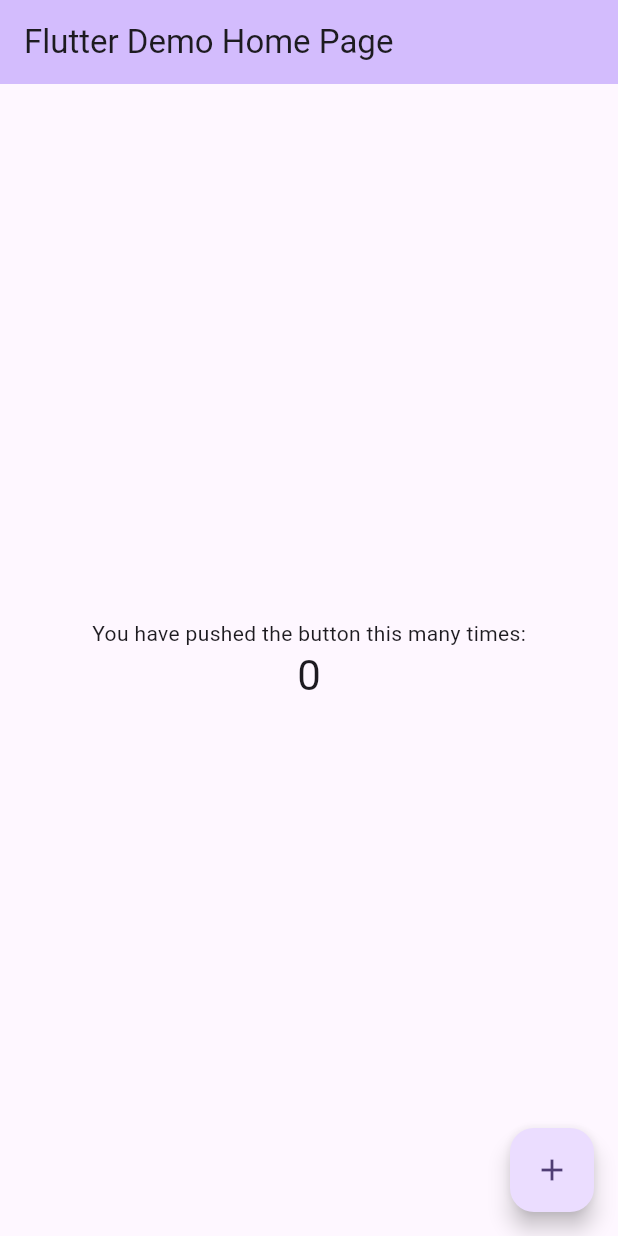
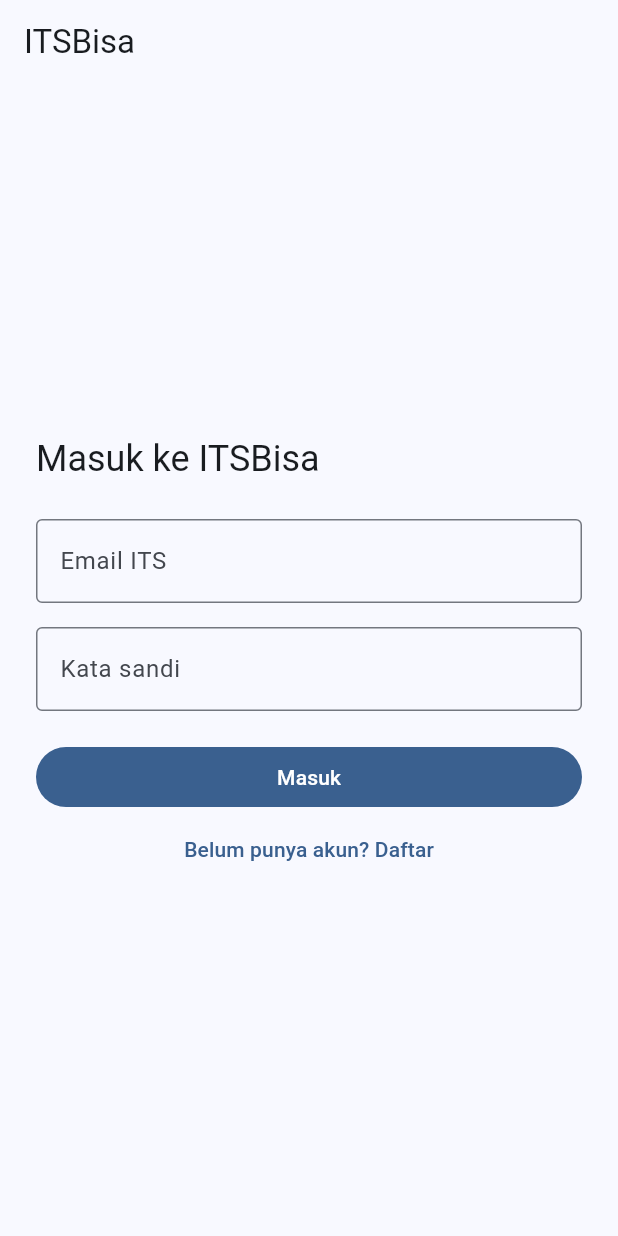
Before and after one commit to rfsyhmmm/ITSbisa-06-a, a Flutter app: the screen it shows after launch, on a phone screen of 412 x 824 dp. Run offline on Flutter 3.47's test engine with Material 3 defaults, Android fonts, the phone set to English and light mode, and no system bars; our stand-ins replace supabase_flutter; accounts and stored records are empty.

Commit message:
simple register, email, and login

```diff
--- a/lib/main.dart
+++ b/lib/main.dart
@@ -1,121 +1,204 @@
 import 'package:flutter/material.dart';
+import 'package:supabase_flutter/supabase_flutter.dart';
 
-void main() {
+Future<void> main() async {
+  WidgetsFlutterBinding.ensureInitialized();
+  await Supabase.initialize(
+    url: 'https://qiapjprevekcaedrvqfk.supabase.co',
+    publishableKey: 'sb_publishable_PCcsY19B8SWNajYdclRvUg_h1hKMoi9',
+  );
   runApp(const MyApp());
 }
 
 class MyApp extends StatelessWidget {
   const MyApp({super.key});
 
-  // This widget is the root of your application.
   @override
   Widget build(BuildContext context) {
+    final auth = Supabase.instance.client.auth;
+
     return MaterialApp(
-      title: 'Flutter Demo',
+      title: 'ITSBisa',
+      debugShowCheckedModeBanner: false,
       theme: ThemeData(
-        // This is the theme of your application.
-        //
-        // TRY THIS: Try running your application with "flutter run". You'll see
-        // the application has a purple toolbar. Then, without quitting the app,
-        // try changing the seedColor in the colorScheme below to Colors.green
-        // and then invoke "hot reload" (save your changes or press the "hot
-        // reload" button in a Flutter-supported IDE, or press "r" if you used
-        // the command line to start the app).
-        //
-        // Notice that the counter didn't reset back to zero; the application
-        // state is not lost during the reload. To reset the state, use hot
-        // restart instead.
-        //
-        // This works for code too, not just values: Most code changes can be
-        // tested with just a hot reload.
-        colorScheme: .fromSeed(seedColor: Colors.deepPurple),
+        colorScheme: ColorScheme.fromSeed(seedColor: const Color(0xFF174A7E)),
       ),
-      home: const MyHomePage(title: 'Flutter Demo Home Page'),
+      home: StreamBuilder<AuthState>(
+        stream: auth.onAuthStateChange,
+        builder: (context, snapshot) {
+          final user = auth.currentSession?.user;
+
+          if (user == null) return const AuthPage();
+
+          return Scaffold(
+            appBar: AppBar(title: const Text('ITSBisa')),
+            body: Center(
+              child: Column(
+                mainAxisSize: MainAxisSize.min,
+                children: [
+                  const Text('Berhasil masuk'),
+                  Text(user.email ?? ''),
+                  const SizedBox(height: 16),
+                  OutlinedButton(
+                    onPressed: () async {
+                      try {
+                        await auth.signOut();
+                      } catch (_) {
+                        if (!context.mounted) return;
+                        ScaffoldMessenger.of(context).showSnackBar(
+                          const SnackBar(
+                            content: Text('Gagal keluar. Coba lagi.'),
+                          ),
+                        );
+                      }
+                    },
+                    child: const Text('Keluar'),
+                  ),
+                ],
+              ),
+            ),
+          );
+        },
+      ),
     );
   }
 }
 
-class MyHomePage extends StatefulWidget {
-  const MyHomePage({super.key, required this.title});
-
-  // This widget is the home page of your application. It is stateful, meaning
-  // that it has a State object (defined below) that contains fields that affect
-  // how it looks.
-
-  // This class is the configuration for the state. It holds the values (in this
-  // case the title) provided by the parent (in this case the App widget) and
-  // used by the build method of the State. Fields in a Widget subclass are
-  // always marked "final".
-
-  final String title;
+class AuthPage extends StatefulWidget {
+  const AuthPage({super.key});
 
   @override
-  State<MyHomePage> createState() => _MyHomePageState();
+  State<AuthPage> createState() => _AuthPageState();
 }
 
-class _MyHomePageState extends State<MyHomePage> {
-  int _counter = 0;
+class _AuthPageState extends State<AuthPage> {
+  final _formKey = GlobalKey<FormState>();
+  final _email = TextEditingController();
+  final _password = TextEditingController();
 
-  void _incrementCounter() {
-    setState(() {
-      // This call to setState tells the Flutter framework that something has
-      // changed in this State, which causes it to rerun the build method below
-      // so that the display can reflect the updated values. If we changed
-      // _counter without calling setState(), then the build method would not be
-      // called again, and so nothing would appear to happen.
-      _counter++;
-    });
+  final _itsEmail = RegExp(
+    r'^[^@\s]+@(its\.ac\.id|student\.its\.ac\.id)$',
+    caseSensitive: false,
+  );
+
+  bool _isRegistering = false;
+  bool _isLoading = false;
+
+  @override
+  void dispose() {
+    _email.dispose();
+    _password.dispose();
+    super.dispose();
+  }
+
+  Future<void> _submit() async {
+    if (_isLoading || !_formKey.currentState!.validate()) return;
+
+    final auth = Supabase.instance.client.auth;
+    final email = _email.text.trim().toLowerCase();
+    final password = _password.text;
+
+    setState(() => _isLoading = true);
+
+    try {
+      if (_isRegistering) {
+        final result = await auth.signUp(email: email, password: password);
+
+        if (!mounted || result.session != null) return;
+        _password.clear();
+        setState(() => _isRegistering = false);
+        _showMessage('Cek email ITS untuk konfirmasi, lalu masuk kembali.');
+      } else {
+        await auth.signInWithPassword(email: email, password: password);
+      }
+    } on AuthException catch (error) {
+      if (mounted) _showMessage(error.message);
+    } catch (_) {
+      if (mounted) _showMessage('Permintaan gagal. Coba lagi.');
+    } finally {
+      if (mounted) setState(() => _isLoading = false);
+    }
+  }
+
+  void _showMessage(String message) {
+    ScaffoldMessenger.of(context)
+        .showSnackBar(SnackBar(content: Text(message)));
   }
 
   @override
   Widget build(BuildContext context) {
-    // This method is rerun every time setState is called, for instance as done
-    // by the _incrementCounter method above.
-    //
-    // The Flutter framework has been optimized to make rerunning build methods
-    // fast, so that you can just rebuild anything that needs updating rather
-    // than having to individually change instances of widgets.
+    final action = _isRegistering ? 'Daftar' : 'Masuk';
+
     return Scaffold(
-      appBar: AppBar(
-        // TRY THIS: Try changing the color here to a specific color (to
-        // Colors.amber, perhaps?) and trigger a hot reload to see the AppBar
-        // change color while the other colors stay the same.
-        backgroundColor: Theme.of(context).colorScheme.inversePrimary,
-        // Here we take the value from the MyHomePage object that was created by
-        // the App.build method, and use it to set our appbar title.
-        title: Text(widget.title),
-      ),
+      appBar: AppBar(title: const Text('ITSBisa')),
       body: Center(
-        // Center is a layout widget. It takes a single child and positions it
-        // in the middle of the parent.
-        child: Column(
-          // Column is also a layout widget. It takes a list of children and
-          // arranges them vertically. By default, it sizes itself to fit its
-          // children horizontally, and tries to be as tall as its parent.
-          //
-          // Column has various properties to control how it sizes itself and
-          // how it positions its children. Here we use mainAxisAlignment to
-          // center the children vertically; the main axis here is the vertical
-          // axis because Columns are vertical (the cross axis would be
-          // horizontal).
-          //
-          // TRY THIS: Invoke "debug painting" (choose the "Toggle Debug Paint"
-          // action in the IDE, or press "p" in the console), to see the
-          // wireframe for each widget.
-          mainAxisAlignment: .center,
-          children: [
-            const Text('You have pushed the button this many times:'),
-            Text(
-              '$_counter',
-              style: Theme.of(context).textTheme.headlineMedium,
+        child: SingleChildScrollView(
+          padding: const EdgeInsets.all(24),
+          child: ConstrainedBox(
+            constraints: const BoxConstraints(maxWidth: 400),
+            child: Form(
+              key: _formKey,
+              child: Column(
+                crossAxisAlignment: CrossAxisAlignment.stretch,
+                children: [
+                  Text(
+                    '$action ke ITSBisa',
+                    style: Theme.of(context).textTheme.headlineSmall,
+                  ),
+                  const SizedBox(height: 24),
+                  TextFormField(
+                    controller: _email,
+                    keyboardType: TextInputType.emailAddress,
+                    enabled: !_isLoading,
+                    decoration: const InputDecoration(
+                      labelText: 'Email ITS',
+                      border: OutlineInputBorder(),
+                    ),
+                    validator: (value) {
+                      if (!_itsEmail.hasMatch((value ?? '').trim())) {
+                        return 'Gunakan email @its.ac.id atau @student.its.ac.id.';
+                      }
+                      return null;
+                    },
+                  ),
+                  const SizedBox(height: 16),
+                  TextFormField(
+                    controller: _password,
+                    obscureText: true,
+                    enabled: !_isLoading,
+                    decoration: const InputDecoration(
+                      labelText: 'Kata sandi',
+                      border: OutlineInputBorder(),
+                    ),
+                    validator: (value) {
+                      if (value == null || value.isEmpty) {
+                        return 'Isi kata sandi.';
+                      }
+                      return null;
+                    },
+                  ),
+                  const SizedBox(height: 20),
+                  FilledButton(
+                    onPressed: _isLoading ? null : _submit,
+                    child: Text(_isLoading ? 'Memproses…' : action),
+                  ),
+                  TextButton(
+                    onPressed: _isLoading
+                        ? null
+                        : () {
+                            setState(() => _isRegistering = !_isRegistering);
+                          },
+                    child: Text(
+                      _isRegistering
+                          ? 'Sudah punya akun? Masuk'
+                          : 'Belum punya akun? Daftar',
+                    ),
+                  ),
+                ],
+              ),
             ),
-          ],
+          ),
         ),
-      ),
-      floatingActionButton: FloatingActionButton(
-        onPressed: _incrementCounter,
-        tooltip: 'Increment',
-        child: const Icon(Icons.add),
       ),
     );
   }
--- a/pubspec.yaml
+++ b/pubspec.yaml
@@ -2,7 +2,7 @@ name: itsbisa
 description: "A new Flutter project."
 # The following line prevents the package from being accidentally published to
 # pub.dev using `flutter pub publish`. This is preferred for private packages.
-publish_to: 'none' # Remove this line if you wish to publish to pub.dev
+publish_to: "none" # Remove this line if you wish to publish to pub.dev
 
 # The following defines the version and build number for your application.
 # A version number is three numbers separated by dots, like 1.2.43
@@ -34,6 +34,7 @@ dependencies:
   # The following adds the Cupertino Icons font to your application.
   # Use with the CupertinoIcons class for iOS style icons.
   cupertino_icons: ^1.0.8
+  supabase_flutter: ^2.0.0
 
 dev_dependencies:
   flutter_test:
@@ -51,7 +52,6 @@ dev_dependencies:
 
 # The following section is specific to Flutter packages.
 flutter:
-
   # The following line ensures that the Material Icons font is
   # included with your application, so that you can use the icons in
   # the material Icons class.
```
Also changed, not shown: pubspec.lock.
